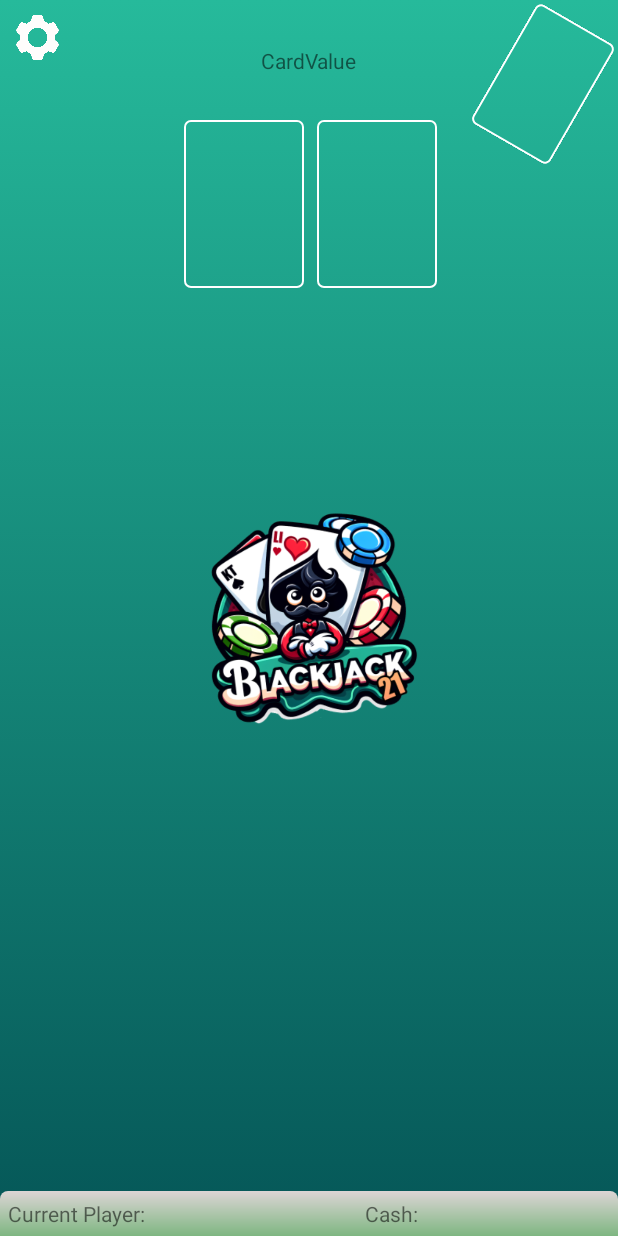
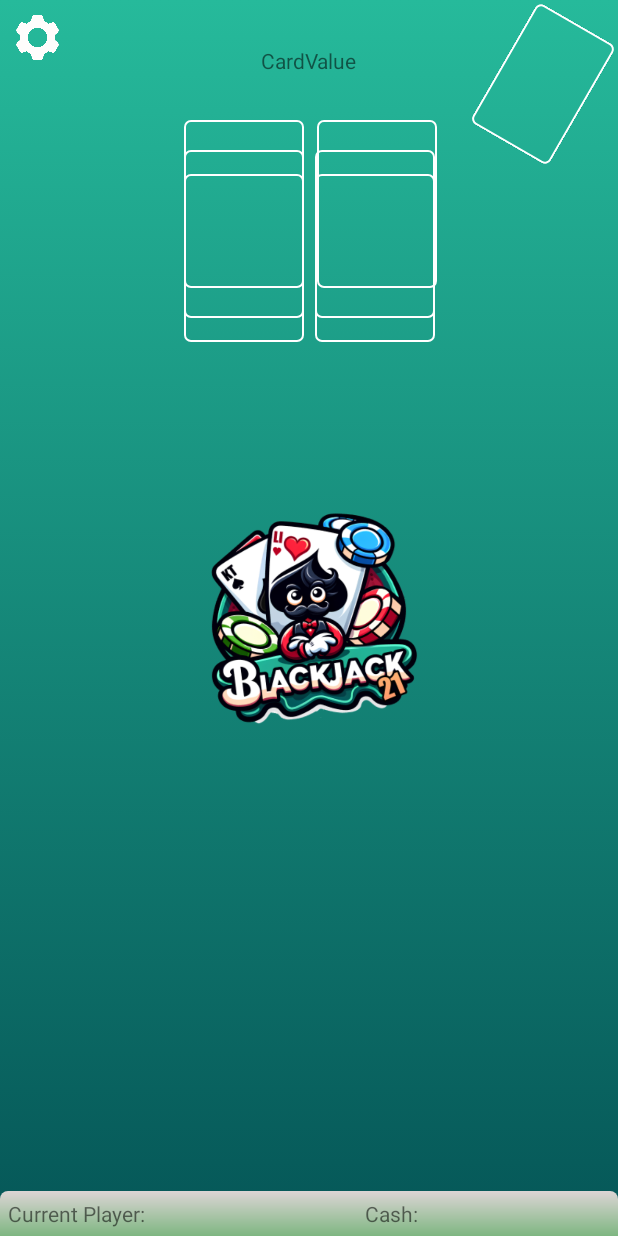
Before and after one commit to krthu/BlackJack21, an Android app: the layout activity_gameplay.xml on its own in the app's theme, with its tools: preview values and no code run, on a phone screen of 412 x 824 dp. Run offline under Robolectric (Android 15) with nearby library versions, the phone set to English and light mode, and no system bars.

Commit message:
Added som more imageviews for dealer

```diff
--- a/app/src/main/res/layout/activity_gameplay.xml
+++ b/app/src/main/res/layout/activity_gameplay.xml
@@ -65,10 +65,54 @@
         app:layout_constraintTop_toTopOf="parent" />
 
     <ImageView
+        android:id="@+id/fourth_card_dealer"
+        android:layout_width="80dp"
+        android:layout_height="112dp"
+        android:layout_marginStart="4dp"
+        android:layout_marginTop="100dp"
+        android:adjustViewBounds="true"
+        android:background="@drawable/card_placeholder"
+        app:layout_constraintStart_toStartOf="@+id/vertical_guideline_activityGameplay"
+        app:layout_constraintTop_toTopOf="parent" />
+
+    <ImageView
+        android:id="@+id/sixth_card_dealer"
+        android:layout_width="80dp"
+        android:layout_height="112dp"
+        android:layout_marginStart="4dp"
+        android:layout_marginTop="116dp"
+        android:adjustViewBounds="true"
+        android:background="@drawable/card_placeholder"
+        app:layout_constraintStart_toStartOf="@+id/vertical_guideline_activityGameplay"
+        app:layout_constraintTop_toTopOf="parent" />
+
+    <ImageView
         android:id="@+id/first_card_dealer"
         android:layout_width="80dp"
         android:layout_height="112dp"
         android:layout_marginTop="80dp"
+        android:layout_marginEnd="3dp"
+        android:adjustViewBounds="true"
+        android:background="@drawable/card_placeholder"
+        app:layout_constraintEnd_toStartOf="@+id/vertical_guideline_activityGameplay"
+        app:layout_constraintTop_toTopOf="parent" />
+
+    <ImageView
+        android:id="@+id/third_card_dealer"
+        android:layout_width="80dp"
+        android:layout_height="112dp"
+        android:layout_marginTop="100dp"
+        android:layout_marginEnd="3dp"
+        android:adjustViewBounds="true"
+        android:background="@drawable/card_placeholder"
+        app:layout_constraintEnd_toStartOf="@+id/vertical_guideline_activityGameplay"
+        app:layout_constraintTop_toTopOf="parent" />
+
+    <ImageView
+        android:id="@+id/fifth_card_dealer"
+        android:layout_width="80dp"
+        android:layout_height="112dp"
+        android:layout_marginTop="116dp"
         android:layout_marginEnd="3dp"
         android:adjustViewBounds="true"
         android:background="@drawable/card_placeholder"
```
